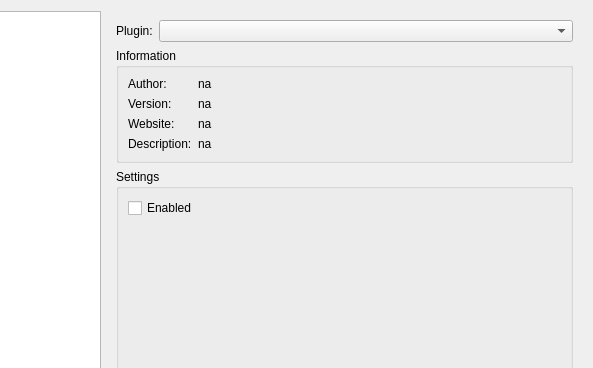
Qt form app/dlg_preferences.ui (ColinDuquesnoy/MellowPlayer) before a commit; both pictures show x 166 to 759 and y 0 to 368 of the 759 by 489 pixel window.
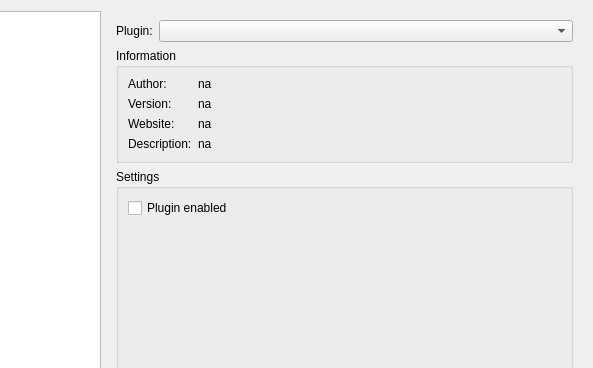
The same form after that commit. The open tabs and pages were chosen to show the change. Icons and pictures are not drawn. Custom widgets are drawn as their Qt base class.

Commit message:
Add some preferences for the notification plugin
You may enable/disable the following notifications:

  - Display a notification when the current track has changed
  - Display a notification when the playback has paused
  - Display a notification when the playback has stopped

(Application->Preferences->Plugin->Notifications)

What changed in the file:
```diff
--- a/app/dlg_preferences.ui
+++ b/app/dlg_preferences.ui
@@ -308,7 +308,7 @@
             <item row="0" column="0">
              <widget class="QCheckBox" name="checkBoxPluginState">
               <property name="text">
-               <string>Enabled</string>
+               <string>Plugin enabled</string>
               </property>
              </widget>
             </item>
```
Left out of the diff: 2 changed lines with no effect on the pictures. The commit also changes 4 other files.
